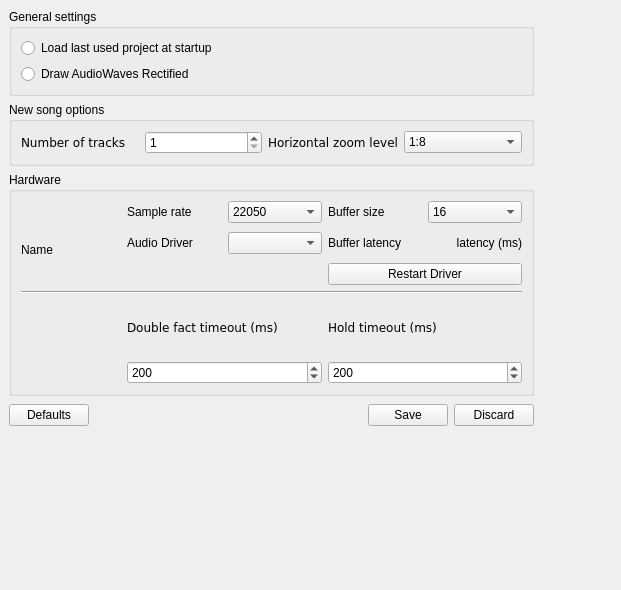
The window that src/traverso/ui/GlobalPropertiesWidget.ui (ErwanLegrand/Traverso-DAW) describes before a commit, drawn with Qt 5.
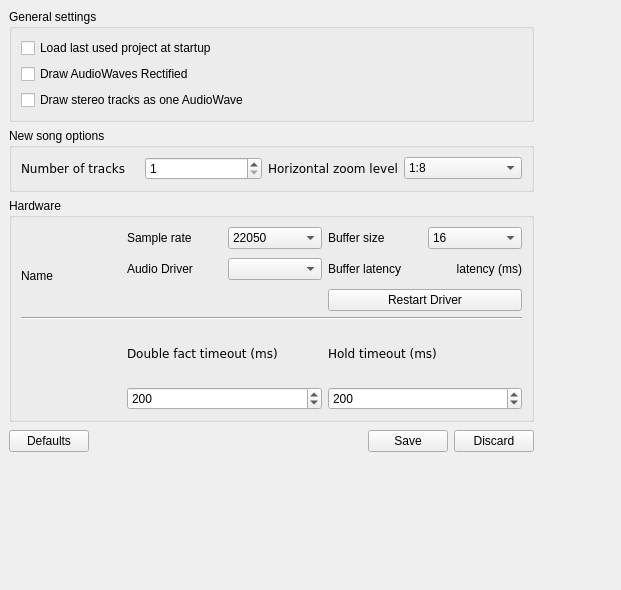
The same window after the commit. Icons and pictures are not drawn.

Commit message: added merged waveform drawing, patch from Nicola

Patch:
```diff
--- a/src/traverso/ui/GlobalPropertiesWidget.ui
+++ b/src/traverso/ui/GlobalPropertiesWidget.ui
@@ -23,14 +23,6 @@
     <number>6</number>
    </property>
    <item row="0" column="0" >
-    <layout class="QVBoxLayout" >
-     <property name="margin" >
-      <number>0</number>
-     </property>
-     <property name="spacing" >
-      <number>6</number>
-     </property>
-     <item>
       <widget class="QGroupBox" name="groupBox_7" >
        <property name="title" >
         <string>General settings</string>
@@ -42,147 +34,75 @@
         <property name="spacing" >
          <number>6</number>
         </property>
-        <item row="1" column="0" >
-         <widget class="QRadioButton" name="waveFormRectifiedRadioButton" >
+      <item row="2" column="0" >
+       <widget class="QCheckBox" name="waveFormMergedCheckBox" >
           <property name="text" >
-           <string>Draw AudioWaves Rectified</string>
-          </property>
-          <property name="autoExclusive" >
-           <bool>false</bool>
+         <string>Draw stereo tracks as one AudioWave</string>
           </property>
          </widget>
         </item>
         <item row="0" column="0" >
-         <widget class="QRadioButton" name="loadLastProjectRadioButton" >
+       <widget class="QCheckBox" name="loadLastProjectCheckBox" >
           <property name="text" >
            <string>Load last used project at startup</string>
           </property>
-          <property name="autoExclusive" >
-           <bool>false</bool>
+       </widget>
+      </item>
+      <item row="1" column="0" >
+       <widget class="QCheckBox" name="waveFormRectifiedCheckBox" >
+        <property name="text" >
+         <string>Draw AudioWaves Rectified</string>
           </property>
          </widget>
         </item>
-        <item row="0" column="1" >
+     </layout>
+    </widget>
+   </item>
+   <item row="3" column="0" >
+    <layout class="QHBoxLayout" >
+     <property name="margin" >
+      <number>0</number>
+     </property>
+     <property name="spacing" >
+      <number>6</number>
+     </property>
+     <item>
+      <widget class="QPushButton" name="defaultsButton" >
+       <property name="text" >
+        <string>Defaults</string>
+       </property>
+      </widget>
+     </item>
+     <item>
          <spacer>
           <property name="orientation" >
            <enum>Qt::Horizontal</enum>
           </property>
           <property name="sizeHint" >
            <size>
-            <width>40</width>
-            <height>20</height>
+         <width>201</width>
+         <height>26</height>
            </size>
           </property>
          </spacer>
         </item>
-       </layout>
-      </widget>
-     </item>
      <item>
-      <widget class="QGroupBox" name="groupBox_6" >
-       <property name="title" >
-        <string>New song options</string>
-       </property>
-       <layout class="QHBoxLayout" >
-        <property name="margin" >
-         <number>9</number>
-        </property>
-        <property name="spacing" >
-         <number>6</number>
-        </property>
-        <item>
-         <widget class="QLabel" name="label_4" >
+      <widget class="QPushButton" name="saveButton" >
           <property name="text" >
-           <string>&lt;html>&lt;head>&lt;meta name="qrichtext" content="1" />&lt;/head>&lt;body style=" white-space: pre-wrap; font-family:Bitstream Vera Sans; font-weight:400; font-style:normal; text-decoration:none;">&lt;p style=" margin-top:0px; margin-bottom:0px; margin-left:0px; margin-right:0px; -qt-block-indent:0; text-indent:0px;">Number of tracks&lt;/p>&lt;/body>&lt;/html></string>
+        <string>Save</string>
           </property>
          </widget>
         </item>
         <item>
-         <widget class="QSpinBox" name="numberOfTrackSpinBox" >
-          <property name="maximum" >
-           <number>1024</number>
-          </property>
-          <property name="minimum" >
-           <number>1</number>
-          </property>
-          <property name="value" >
-           <number>1</number>
-          </property>
-         </widget>
-        </item>
-        <item>
-         <widget class="QLabel" name="label_4_2" >
+      <widget class="QPushButton" name="discardButton" >
           <property name="text" >
-           <string>&lt;html>&lt;head>&lt;meta name="qrichtext" content="1" />&lt;/head>&lt;body style=" white-space: pre-wrap; font-family:Bitstream Vera Sans; font-weight:400; font-style:normal; text-decoration:none;">&lt;p style=" margin-top:0px; margin-bottom:0px; margin-left:0px; margin-right:0px; -qt-block-indent:0; text-indent:0px;">Horizontal zoom level&lt;/p>&lt;/body>&lt;/html></string>
+        <string>Discard</string>
           </property>
          </widget>
         </item>
-        <item>
-         <widget class="QComboBox" name="defaultHZoomLevelComboBox" >
-          <property name="currentIndex" >
-           <number>0</number>
-          </property>
-          <item>
-           <property name="text" >
-            <string>1:8</string>
-           </property>
-          </item>
-          <item>
-           <property name="text" >
-            <string>1:20</string>
-           </property>
-          </item>
-          <item>
-           <property name="text" >
-            <string>1:64</string>
-           </property>
-          </item>
-          <item>
-           <property name="text" >
-            <string>1:128</string>
-           </property>
-          </item>
-          <item>
-           <property name="text" >
-            <string>1:256</string>
-           </property>
-          </item>
-          <item>
-           <property name="text" >
-            <string>1:512</string>
-           </property>
-          </item>
-          <item>
-           <property name="text" >
-            <string>1:1024</string>
-           </property>
-          </item>
-          <item>
-           <property name="text" >
-            <string>1:2048</string>
-           </property>
-          </item>
-          <item>
-           <property name="text" >
-            <string>1:4096</string>
-           </property>
-          </item>
-          <item>
-           <property name="text" >
-            <string>1:8192</string>
-           </property>
-          </item>
-          <item>
-           <property name="text" >
-            <string>1:16384</string>
-           </property>
-          </item>
-         </widget>
-        </item>
-       </layout>
-      </widget>
-     </item>
-     <item>
+    </layout>
+   </item>
+   <item row="2" column="0" >
       <widget class="QGroupBox" name="groupBox" >
        <property name="minimumSize" >
         <size>
@@ -522,53 +442,111 @@
        </layout>
       </widget>
      </item>
-     <item>
+   <item row="1" column="0" >
+    <widget class="QGroupBox" name="groupBox_6" >
+     <property name="title" >
+      <string>New song options</string>
+     </property>
       <layout class="QHBoxLayout" >
        <property name="margin" >
-        <number>0</number>
+       <number>9</number>
        </property>
        <property name="spacing" >
         <number>6</number>
        </property>
        <item>
-        <widget class="QPushButton" name="defaultsButton" >
+       <widget class="QLabel" name="label_4" >
          <property name="text" >
-          <string>Defaults</string>
+         <string>&lt;html>&lt;head>&lt;meta name="qrichtext" content="1" />&lt;/head>&lt;body style=" white-space: pre-wrap; font-family:Bitstream Vera Sans; font-weight:400; font-style:normal; text-decoration:none;">&lt;p style=" margin-top:0px; margin-bottom:0px; margin-left:0px; margin-right:0px; -qt-block-indent:0; text-indent:0px;">Number of tracks&lt;/p>&lt;/body>&lt;/html></string>
          </property>
         </widget>
        </item>
        <item>
-        <spacer>
-         <property name="orientation" >
-          <enum>Qt::Horizontal</enum>
-         </property>
-         <property name="sizeHint" >
-          <size>
-           <width>201</width>
-           <height>26</height>
-          </size>
-         </property>
-        </spacer>
+       <widget class="QSpinBox" name="numberOfTrackSpinBox" >
+        <property name="maximum" >
+         <number>1024</number>
+        </property>
+        <property name="minimum" >
+         <number>1</number>
+        </property>
+        <property name="value" >
+         <number>1</number>
+        </property>
+       </widget>
        </item>
        <item>
-        <widget class="QPushButton" name="saveButton" >
+       <widget class="QLabel" name="label_4_2" >
          <property name="text" >
-          <string>Save</string>
+         <string>&lt;html>&lt;head>&lt;meta name="qrichtext" content="1" />&lt;/head>&lt;body style=" white-space: pre-wrap; font-family:Bitstream Vera Sans; font-weight:400; font-style:normal; text-decoration:none;">&lt;p style=" margin-top:0px; margin-bottom:0px; margin-left:0px; margin-right:0px; -qt-block-indent:0; text-indent:0px;">Horizontal zoom level&lt;/p>&lt;/body>&lt;/html></string>
          </property>
         </widget>
        </item>
        <item>
-        <widget class="QPushButton" name="discardButton" >
+       <widget class="QComboBox" name="defaultHZoomLevelComboBox" >
+        <property name="currentIndex" >
+         <number>0</number>
+        </property>
+        <item>
          <property name="text" >
-          <string>Discard</string>
+          <string>1:8</string>
          </property>
+        </item>
+        <item>
+         <property name="text" >
+          <string>1:20</string>
+         </property>
+        </item>
+        <item>
+         <property name="text" >
+          <string>1:64</string>
+         </property>
+        </item>
+        <item>
+         <property name="text" >
+          <string>1:128</string>
+         </property>
+        </item>
+        <item>
+         <property name="text" >
+          <string>1:256</string>
+         </property>
+        </item>
+        <item>
+         <property name="text" >
+          <string>1:512</string>
+         </property>
+        </item>
+        <item>
+         <property name="text" >
+          <string>1:1024</string>
+         </property>
+        </item>
+        <item>
+         <property name="text" >
+          <string>1:2048</string>
+         </property>
+        </item>
+        <item>
+         <property name="text" >
+          <string>1:4096</string>
+         </property>
+        </item>
+        <item>
+         <property name="text" >
+          <string>1:8192</string>
+         </property>
+        </item>
+        <item>
+         <property name="text" >
+          <string>1:16384</string>
+         </property>
+        </item>
         </widget>
        </item>
       </layout>
-     </item>
-    </layout>
-   </item>
-   <item row="1" column="0" >
+    </widget>
+   </item>
+   <item row="4" column="0" >
     <spacer>
      <property name="orientation" >
       <enum>Qt::Vertical</enum>
@@ -584,7 +562,7 @@
      </property>
     </spacer>
    </item>
-   <item row="0" column="1" >
+   <item rowspan="4" row="0" column="1" >
     <spacer>
      <property name="orientation" >
       <enum>Qt::Horizontal</enum>
```
Lines whose indentation alone changed are shown as unchanged. The commit also changes 1 other file.
